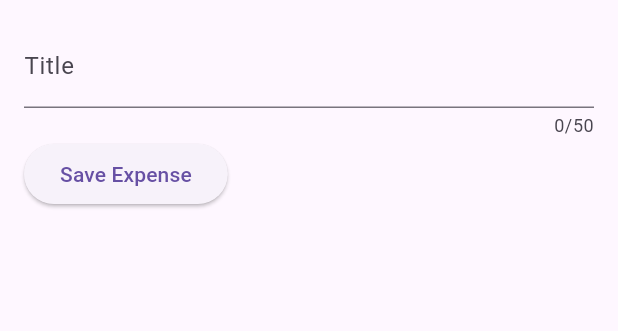
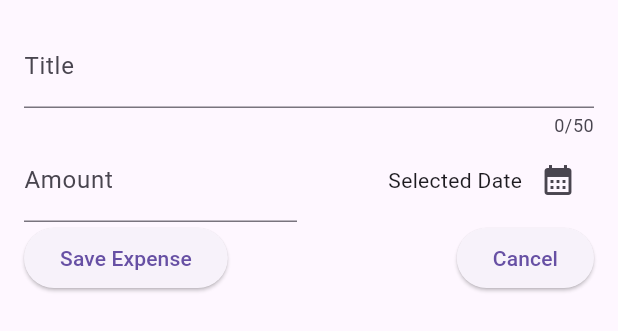
Before and after one commit to Navid-Rahman/Expense-Tracker-Flutter, a Flutter app: the NewExpense widget shown alone on an empty page, opened directly, on a phone screen of 412 x 824 dp. Shown: the top 331 px of the screen. Run offline on Flutter 3.47's test engine with Material 2 defaults, Android fonts, the phone set to English and light mode, and no system bars.

Commit message:
Date time Picker

```diff
--- a/lib/models/expense.dart
+++ b/lib/models/expense.dart
@@ -16,6 +16,12 @@ enum Category {
 }
 
 const categoryIcons = {
+  // Category.food: Image(
+  //   width: 60,
+  //   image: AssetImage(
+  //     'assets/icons/hot-pot.png',
+  //   ),
+  // ),
   Category.food: Icons.dinner_dining,
   Category.travel: Icons.flight_takeoff,
   Category.leisure: Icons.movie_filter,
--- a/lib/widgets/new_expense.dart
+++ b/lib/widgets/new_expense.dart
@@ -15,11 +15,25 @@ class _NewExpenseState extends State<NewExpense> {
   // }
 
   final _titleController = TextEditingController();
+  final _amountController = TextEditingController();
+
+  void _presentDatePicker() {
+    final now = DateTime.now();
+    final firstDate = DateTime(now.year - 1, now.month, now.day);
+
+    showDatePicker(
+      context: context,
+      initialDate: now,
+      firstDate: firstDate,
+      lastDate: now,
+    );
+  }
 
 //! After calling a TextEditingController to store a input data, then dispose the data after finishing. Unless, this widget will be active always.
   @override
   void dispose() {
     _titleController.dispose();
+    _amountController.dispose();
     super.dispose();
   }
 
@@ -40,11 +54,49 @@ class _NewExpenseState extends State<NewExpense> {
           ),
           Row(
             children: [
+              Expanded(
+                child: TextField(
+                  controller: _amountController,
+                  //onChanged: _saveTitleInput,
+                  keyboardType: TextInputType.number,
+                  decoration: const InputDecoration(
+                    prefixText: '\$ ',
+                    label: Text('Amount'),
+                  ),
+                ),
+              ),
+              const SizedBox(
+                width: 16,
+              ),
+              Expanded(
+                child: Row(
+                  mainAxisAlignment: MainAxisAlignment.end,
+                  crossAxisAlignment: CrossAxisAlignment.center,
+                  children: [
+                    const Text('Selected Date'),
+                    IconButton(
+                      onPressed: _presentDatePicker,
+                      icon: const Icon(Icons.calendar_month),
+                    )
+                  ],
+                ),
+              )
+            ],
+          ),
+          Row(
+            children: [
               ElevatedButton(
                 onPressed: () {
                   print(_titleController.text);
                 },
                 child: const Text('Save Expense'),
+              ),
+              const Spacer(),
+              ElevatedButton(
+                onPressed: () {
+                  Navigator.pop(context);
+                },
+                child: const Text('Cancel'),
               ),
             ],
           ),
--- a/pubspec.yaml
+++ b/pubspec.yaml
@@ -26,6 +26,6 @@ dev_dependencies:
 flutter:
   uses-material-design: true
 
-  # assets:
-  #   - images/a_dot_burr.jpeg
-  #   - images/a_dot_ham.jpeg
+  assets:
+    - assets/icons/
+    - assets/images/
```
